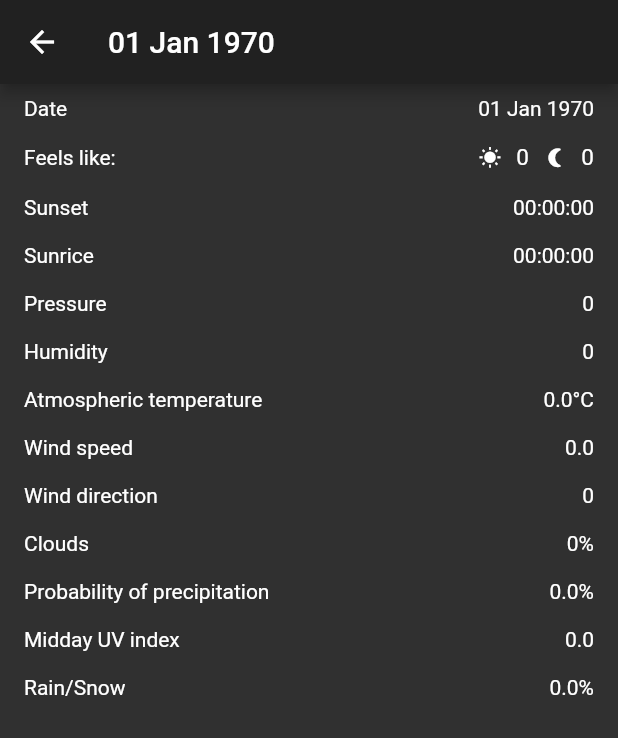
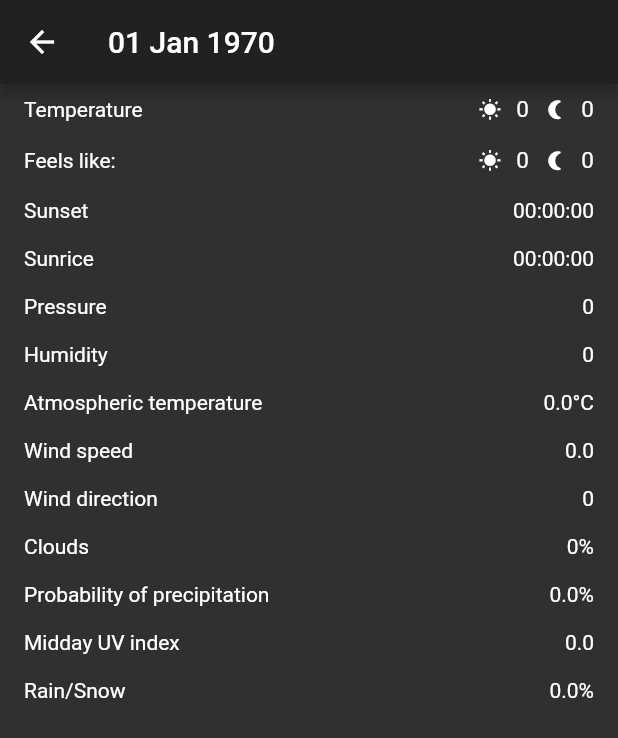
Before and after one commit to cr0manty/Weather_App, a Flutter app: the DetailDailyWeatherScreen screen opened directly with empty values, on a phone screen of 412 x 824 dp. Shown: the top 738 px of the screen. Run offline on Flutter 3.47's test engine with Material 2 defaults, Android fonts, the phone set to English and light mode, and no system bars; our stand-ins replace cached_network_image, dio, firebase_messaging, hive, location, retrofit and 1 more; missing offline and left inert: geocoder; accounts and stored records are empty; generated files the repository leaves out were written again.

Commit message:
small fixes for daily screen, return api call

```diff
--- a/assets/lang/en.json
+++ b/assets/lang/en.json
@@ -14,5 +14,6 @@
   "wind_deg": "Wind direction",
   "clouds": "Clouds",
   "pop": "Probability of precipitation",
-  "uvi": "Midday UV index"
+  "uvi": "Midday UV index",
+  "temp": "Temperature"
 }
--- a/assets/lang/ru.json
+++ b/assets/lang/ru.json
@@ -14,5 +14,6 @@
   "wind_deg": "Направление ветра",
   "clouds": "Облака",
   "pop": "Вероятность выпадения осадков",
-  "uvi": "Полуденный УФ-индекс"
+  "uvi": "Полуденный УФ-индекс",
+  "temp": "Температура"
 }
--- a/lib/views/detail_weather_screens/daily_screen.dart
+++ b/lib/views/detail_weather_screens/daily_screen.dart
@@ -17,8 +17,15 @@ class DetailDailyWeatherScreen extends StatelessWidget {
       body: ListView(
         children: [
           RowWeatherElement(
-            labelKey: 'date',
-            value: Text(forecast.dateString),
+            labelKey: 'temp',
+            value: DailyWeatherTimeLine(
+              label: forecast.temp.dayInt.toString(),
+              icon: Icons.wb_sunny,
+            ),
+            additionElement: DailyWeatherTimeLine(
+              label: forecast.temp.nightInt.toString(),
+              icon: Icons.nightlight_round,
+            ),
           ),
           RowWeatherElement(
             labelKey: 'feels_like',
--- a/lib/views/home/home_screen_view.dart
+++ b/lib/views/home/home_screen_view.dart
@@ -18,7 +18,6 @@ class _HomePageState extends State<HomePage> {
   @override
   Widget build(BuildContext context) {
     return Scaffold(
-      backgroundColor: Color(0x22222222).withOpacity(0.9),
       appBar: AppBar(
         title: StreamBuilder<String>(
             stream: _model.onLocationChange,
```
Also changed, not shown: lib/views/home/home_screen_model.dart (+5 -4 lines).
